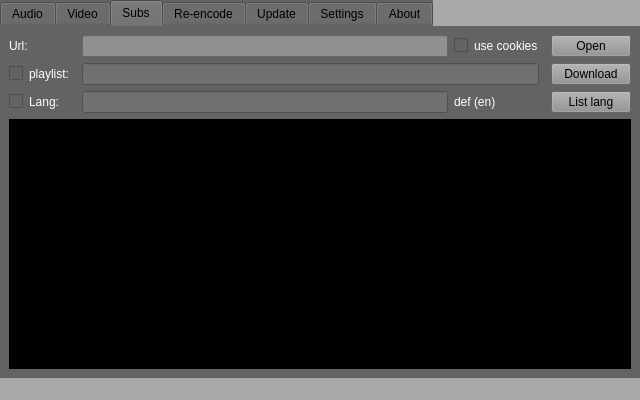
Before: the Qt Designer form gui/gui5.ui in KoleckOLP/yt-dl, drawn with Qt 5.
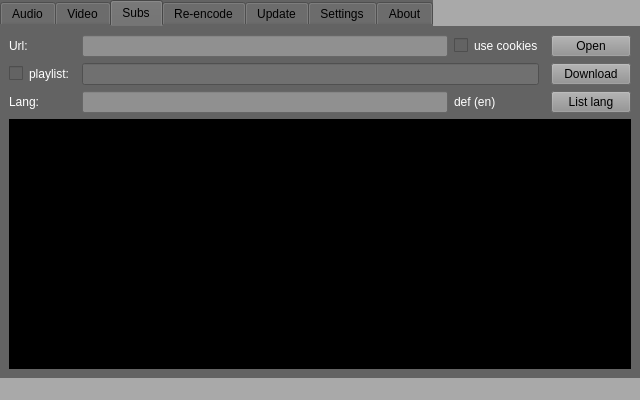
After: the same form once the commit is applied. The open tabs and pages were chosen to show the change. Icons and pictures are not drawn.

Commit message: Remove lang checkbox

The edit to the form file:
```diff
--- a/gui/gui5.ui
+++ b/gui/gui5.ui
@@ -444,16 +444,6 @@
         <string>Subs</string>
        </attribute>
        <layout class="QGridLayout" name="gridLayout_4">
-        <item row="2" column="1">
-         <widget class="QCheckBox" name="sub_lang_checkbox">
-          <property name="styleSheet">
-           <string notr="true">Color: #FFFFFF;</string>
-          </property>
-          <property name="text">
-           <string>Lang:</string>
-          </property>
-         </widget>
-        </item>
         <item row="2" column="6">
          <widget class="QPushButton" name="sub_lang_button">
           <property name="styleSheet">
@@ -490,10 +480,10 @@
         <item row="2" column="3">
          <widget class="QLineEdit" name="sub_lang_bar">
           <property name="enabled">
-           <bool>false</bool>
+           <bool>true</bool>
           </property>
           <property name="styleSheet">
-           <string notr="true">background-color: #707070;</string>
+           <string notr="true">background-color: #909090</string>
           </property>
          </widget>
         </item>
@@ -532,7 +522,7 @@
          </widget>
         </item>
         <item row="2" column="4">
-         <widget class="QLabel" name="sub_lang_label">
+         <widget class="QLabel" name="sub_lang_label2">
           <property name="styleSheet">
            <string notr="true">Color: #FFFFFF</string>
           </property>
@@ -570,6 +560,16 @@
           </property>
          </widget>
         </item>
+        <item row="2" column="1">
+         <widget class="QLabel" name="sub_lang_label">
+          <property name="styleSheet">
+           <string notr="true">Color: #FFFFFF;</string>
+          </property>
+          <property name="text">
+           <string>Lang:</string>
+          </property>
+         </widget>
+        </item>
        </layout>
       </widget>
       <widget class="QWidget" name="reencode_tab">
```
The commit also changes 2 other files.
